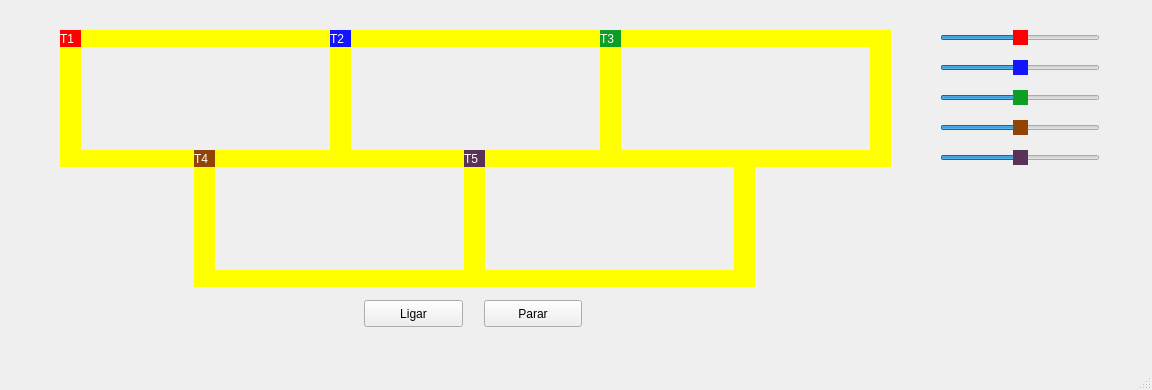
Above: src/mainwindow.ui from fabianapduarte/trabalho-trens before the change. Below: the same form after it.
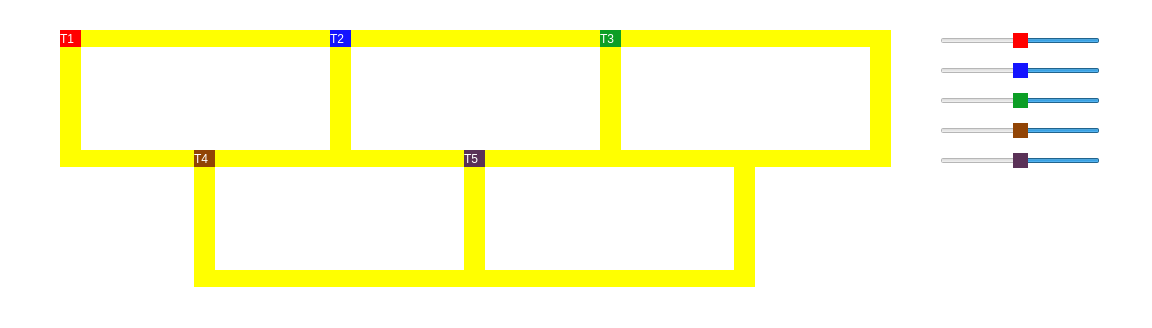
That is the form after the change.

Commit message: Adiciona funcoes de velocidade aos sliders

```diff
--- a/src/mainwindow.ui
+++ b/src/mainwindow.ui
@@ -7,12 +7,15 @@
     <x>0</x>
     <y>0</y>
     <width>1152</width>
-    <height>390</height>
+    <height>328</height>
    </rect>
   </property>
   <property name="windowTitle">
    <string>MainWindow</string>
   </property>
+  <property name="styleSheet">
+   <string notr="true">background-color: rgb(255, 255, 255);</string>
+  </property>
   <widget class="QWidget" name="centralWidget">
    <widget class="QLabel" name="label_trem1">
     <property name="geometry">
@@ -95,32 +98,6 @@
      <string/>
     </property>
    </widget>
-   <widget class="QPushButton" name="pushButton">
-    <property name="geometry">
-     <rect>
-      <x>364</x>
-      <y>300</y>
-      <width>99</width>
-      <height>27</height>
-     </rect>
-    </property>
-    <property name="text">
-     <string>Ligar</string>
-    </property>
-   </widget>
-   <widget class="QPushButton" name="pushButton_2">
-    <property name="geometry">
-     <rect>
-      <x>484</x>
-      <y>300</y>
-      <width>98</width>
-      <height>27</height>
-     </rect>
-    </property>
-    <property name="text">
-     <string>Parar</string>
-    </property>
-   </widget>
    <widget class="QLabel" name="label_trilho4_2">
     <property name="geometry">
      <rect>
@@ -176,7 +153,7 @@
       <x>940</x>
       <y>30</y>
       <width>160</width>
-      <height>16</height>
+      <height>21</height>
      </rect>
     </property>
     <property name="maximumSize">
@@ -203,6 +180,9 @@
     <property name="orientation">
      <enum>Qt::Horizontal</enum>
     </property>
+    <property name="invertedAppearance">
+     <bool>true</bool>
+    </property>
    </widget>
    <widget class="QLabel" name="label_trilho4_3">
     <property name="geometry">
@@ -354,7 +334,7 @@
       <x>940</x>
       <y>60</y>
       <width>160</width>
-      <height>16</height>
+      <height>21</height>
      </rect>
     </property>
     <property name="cursor">
@@ -372,6 +352,9 @@
     <property name="orientation">
      <enum>Qt::Horizontal</enum>
     </property>
+    <property name="invertedAppearance">
+     <bool>true</bool>
+    </property>
    </widget>
    <widget class="QLabel" name="label_trem3">
     <property name="geometry">
@@ -397,7 +380,7 @@
       <x>940</x>
       <y>90</y>
       <width>160</width>
-      <height>16</height>
+      <height>21</height>
      </rect>
     </property>
     <property name="cursor">
@@ -415,6 +398,9 @@
     <property name="orientation">
      <enum>Qt::Horizontal</enum>
     </property>
+    <property name="invertedAppearance">
+     <bool>true</bool>
+    </property>
    </widget>
    <widget class="QLabel" name="label_trem4">
     <property name="geometry">
@@ -440,7 +426,7 @@
       <x>940</x>
       <y>120</y>
       <width>160</width>
-      <height>16</height>
+      <height>21</height>
      </rect>
     </property>
     <property name="cursor">
@@ -458,6 +444,9 @@
     <property name="orientation">
      <enum>Qt::Horizontal</enum>
     </property>
+    <property name="invertedAppearance">
+     <bool>true</bool>
+    </property>
    </widget>
    <widget class="QLabel" name="label_trem5">
     <property name="geometry">
@@ -483,7 +472,7 @@
       <x>940</x>
       <y>150</y>
       <width>160</width>
-      <height>16</height>
+      <height>21</height>
      </rect>
     </property>
     <property name="cursor">
@@ -501,6 +490,9 @@
     <property name="orientation">
      <enum>Qt::Horizontal</enum>
     </property>
+    <property name="invertedAppearance">
+     <bool>true</bool>
+    </property>
    </widget>
    <zorder>label_trilho1_3</zorder>
    <zorder>label_trilho1_4</zorder>
```
Left out of the diff: 2 changed lines with no effect on the pictures. The commit also changes 4 other files.
